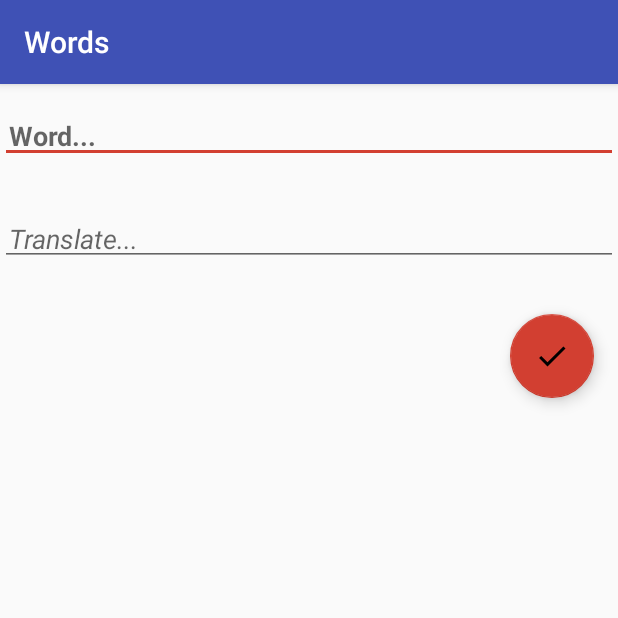
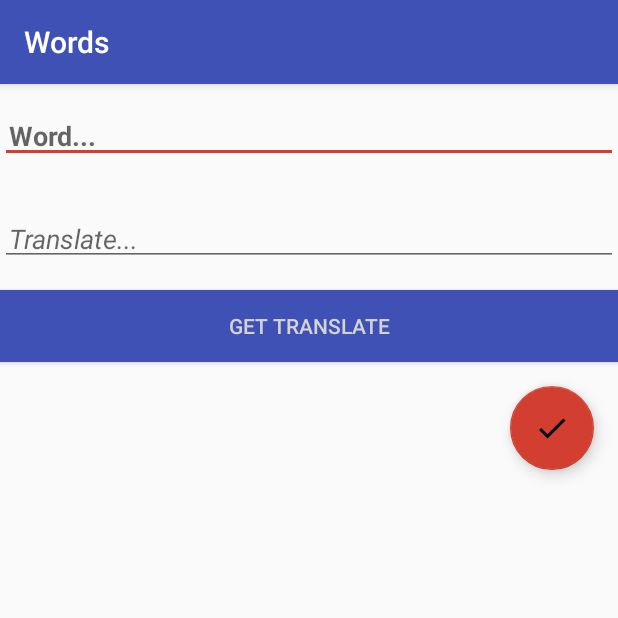
Before and after one commit to parshin/RoomWordSamle, an Android app: the NewWordActivity screen opened directly, with no data from a screen before it, on a phone screen of 412 x 824 dp, the top half of it. Run offline under Robolectric (Android 15) with nearby library versions, the phone set to English and light mode, and no system bars; our stand-ins replace Volley.

```diff
--- a/app/build.gradle
+++ b/app/build.gradle
@@ -38,6 +38,7 @@ dependencies {
     implementation "android.arch.lifecycle:extensions:$rootProject.archLifecycleVersion"
     annotationProcessor "android.arch.lifecycle:compiler:$rootProject.archLifecycleVersion"
 
-    // google translate
-//    implementation 'com.google.cloud:google-cloud-translate:1.35.0'
+     // volley HTTP library
+    compile 'com.android.volley:volley:1.1.1'
+
 }
--- a/app/src/main/AndroidManifest.xml
+++ b/app/src/main/AndroidManifest.xml
@@ -22,4 +22,6 @@
         <activity android:name=".NewWordActivity" />
     </application>
 
+    <uses-permission android:name="android.permission.INTERNET" />
+
 </manifest>
--- a/app/src/main/res/layout/activity_new_word.xml
+++ b/app/src/main/res/layout/activity_new_word.xml
@@ -36,6 +36,15 @@
         <!--android:text="@string/button_save"-->
         <!--android:textColor="@color/buttonLabel" />-->
     <!---->
+
+    <Button
+        android:id="@+id/button_get_translate"
+        android:layout_width="match_parent"
+        android:layout_height="wrap_content"
+        android:background="@color/colorPrimary"
+        android:text="@string/button_get_translate"
+        android:textColor="@color/buttonLabel"/>
+
     <android.support.design.widget.FloatingActionButton
         android:id="@+id/fab_save"
         android:layout_width="wrap_content"
@@ -43,6 +52,11 @@
         android:layout_gravity="bottom|end"
         android:layout_margin="@dimen/fab_margin"
         android:src="@drawable/ic_done_black_24dp"/>
+
+    <TextView
+        android:id="@+id/response_text"
+        android:layout_width="match_parent"
+        android:layout_height="match_parent" />
 
     <!--<Button-->
         <!--android:id="@+id/button_google_translate"-->
--- a/app/src/main/res/values/strings.xml
+++ b/app/src/main/res/values/strings.xml
@@ -10,4 +10,5 @@
     <string name="word_activity_text">word</string>
     <string name="translate_activity_text">translate</string>
     <string name="button_google_translate">get google translate</string>
+    <string name="button_get_translate">get translate</string>
 </resources>
```
Also changed, not shown: app/src/main/java/com/example/msi/roomwordsample/NewWordActivity.java (+80 -0 lines).
